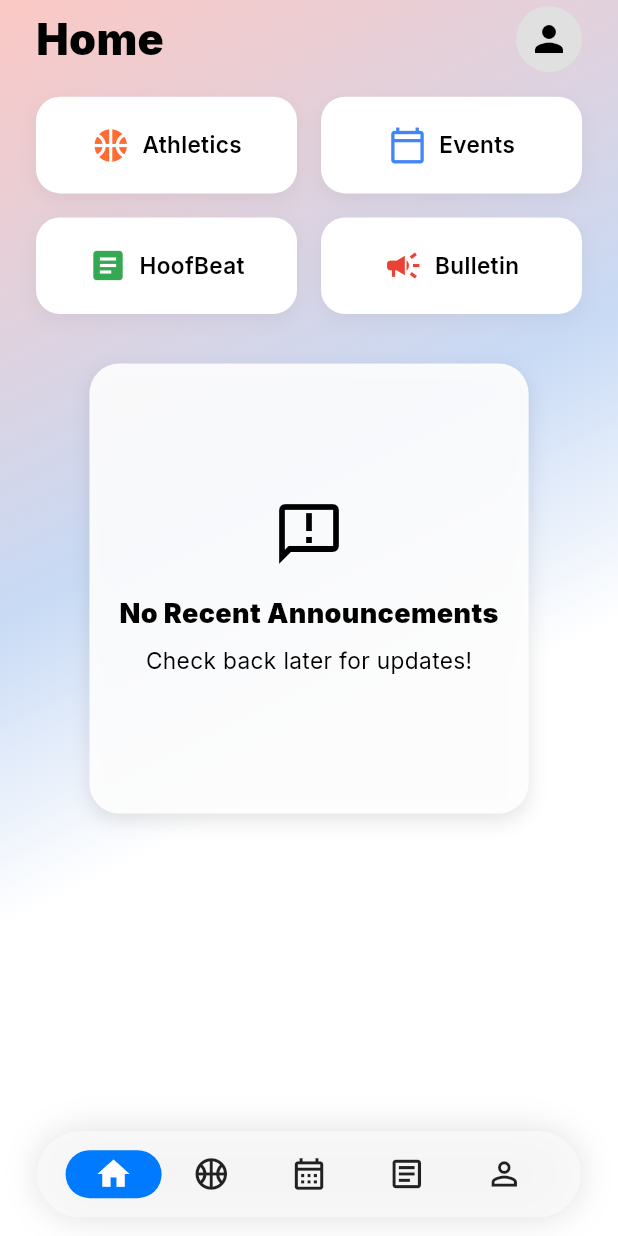
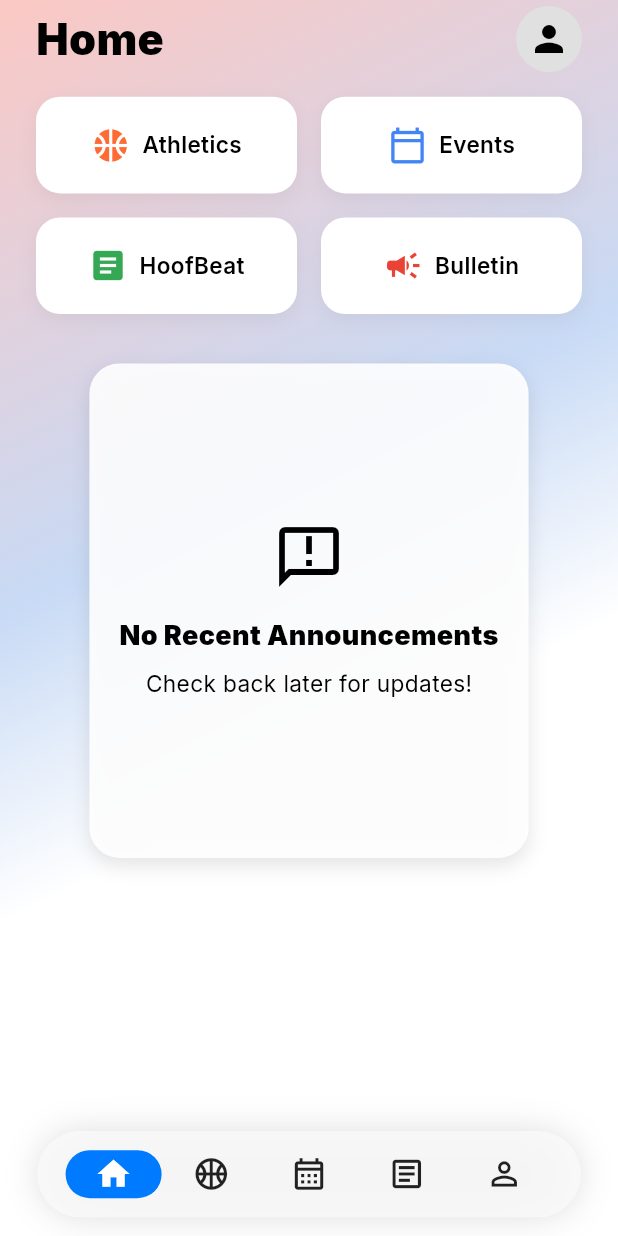
Before and after one commit to NCP-Stampede/northside-app, a Flutter app: the screen it shows after launch, on a phone screen of 412 x 824 dp. Run offline on Flutter 3.47's test engine with Material 3 defaults, Android fonts, the phone set to English and light mode, and no system bars; our stand-ins replace get, google_fonts, logger, sizer, sticky_headers, table_calendar and 1 more; network calls fail.

Commit message:
Make home screen carousel height adaptive to 40% of screen height
- Updated _buildEventsCarousel method to accept BuildContext parameter
- Replaced hardcoded height of 300px with dynamic calculation
- Carousel now uses 40% of screen height for better responsiveness across devices
- Applied to all carousel instances (empty state, single event, multiple events)

```diff
--- a/northside_app/lib/presentation/home_screen_content/home_screen_content.dart
+++ b/northside_app/lib/presentation/home_screen_content/home_screen_content.dart
@@ -40,7 +40,7 @@ class HomeScreenContent extends GetView<HomeScreenContentController> {
               SizedBox(height: MediaQuery.of(context).size.height * 0.02), // 2% of screen height for consistent spacing
               _buildQuickActions(),
               SizedBox(height: MediaQuery.of(context).size.height * 0.04), // 4% of screen height
-              Obx(() => _buildEventsCarousel(bulletinController)),
+              Obx(() => _buildEventsCarousel(context, bulletinController)),
               SizedBox(height: MediaQuery.of(context).size.height * 0.02), // 2% of screen height
               Obx(() => _buildPageIndicator(bulletinController)),
             ],
@@ -75,12 +75,14 @@ class HomeScreenContent extends GetView<HomeScreenContentController> {
     );
   }
 
-  Widget _buildEventsCarousel(BulletinController bulletinController) {
+  Widget _buildEventsCarousel(BuildContext context, BulletinController bulletinController) {
     final events = bulletinController.upcomingEvents;
+    final double screenHeight = MediaQuery.of(context).size.height;
+    final double carouselHeight = screenHeight * 0.4; // 40% of screen height
 
     if (events.isEmpty) {
       return SizedBox(
-        height: 300,
+        height: carouselHeight,
         child: Center(
           child: bulletinController.isLoading
             ? const CircularProgressIndicator()
@@ -125,7 +127,7 @@ class HomeScreenContent extends GetView<HomeScreenContentController> {
     // For single event, don't enable infinite scroll
     if (events.length == 1) {
       return SizedBox(
-        height: 300,
+        height: carouselHeight,
         child: PageView.builder(
           controller: controller.pageController,
           itemCount: 1,
@@ -161,7 +163,7 @@ class HomeScreenContent extends GetView<HomeScreenContentController> {
 
     // For multiple events, enable infinite scroll
     return SizedBox(
-      height: 300,
+      height: carouselHeight,
       child: PageView.builder(
         controller: PageController(
           initialPage: controller.getVirtualIndex(0),
```
